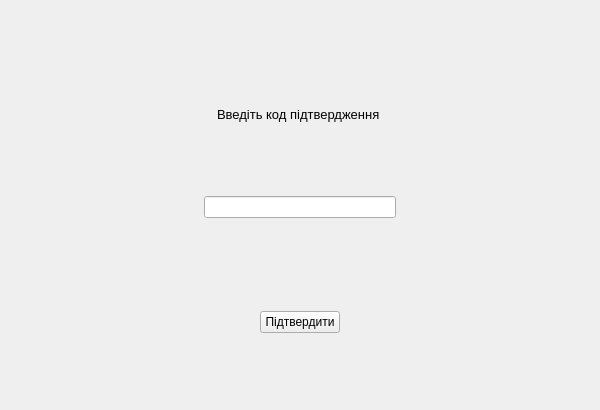
Before: the Qt Designer form gui/confirm.ui in andrii-shchur/TeleCloud, drawn with Qt 5.
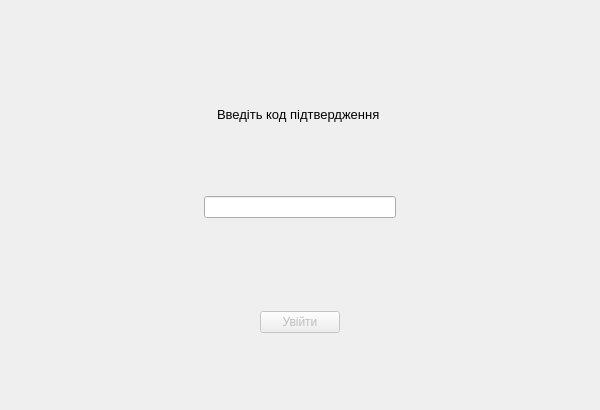
After: the same form once the commit is applied. Icons and pictures are not drawn.

Patch:
```diff
--- a/gui/confirm.ui
+++ b/gui/confirm.ui
@@ -196,13 +196,16 @@
      </item>
      <item>
       <widget class="QPushButton" name="enter_button">
+       <property name="enabled">
+        <bool>false</bool>
+       </property>
        <property name="font">
         <font>
          <pointsize>9</pointsize>
         </font>
        </property>
        <property name="text">
-        <string>Підтвердити</string>
+        <string>Увійти</string>
        </property>
       </widget>
      </item>
```
